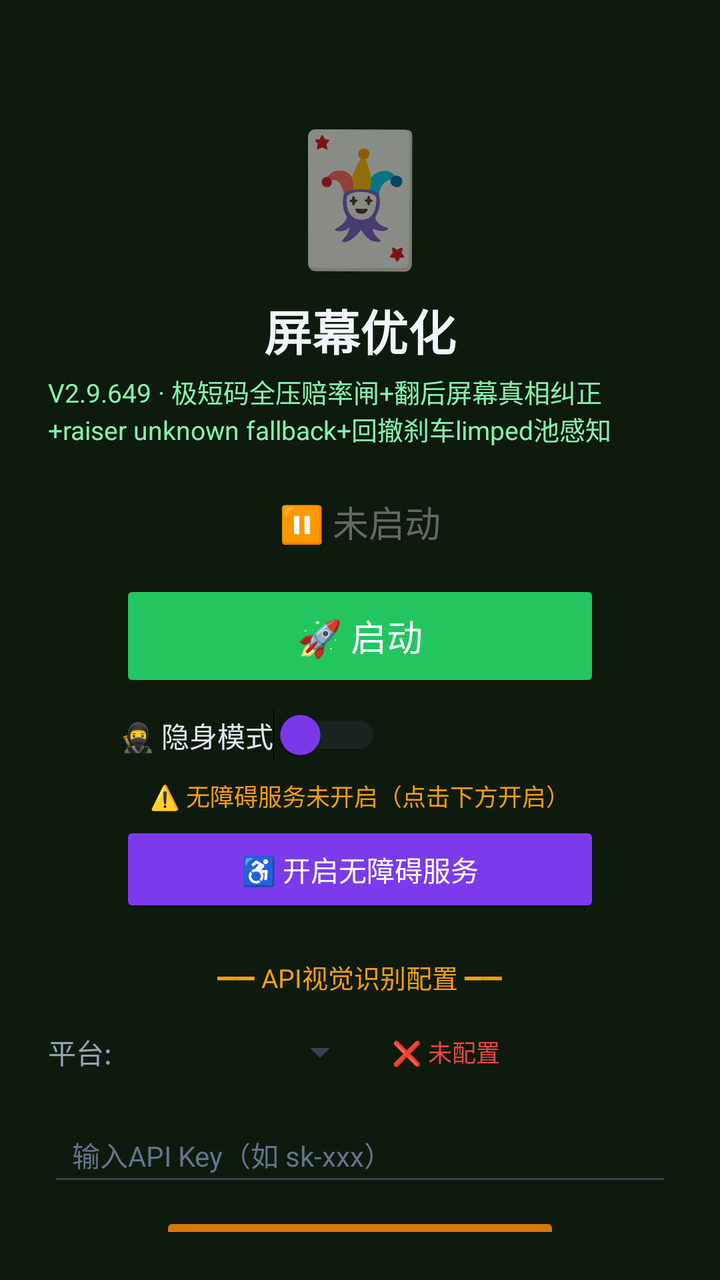
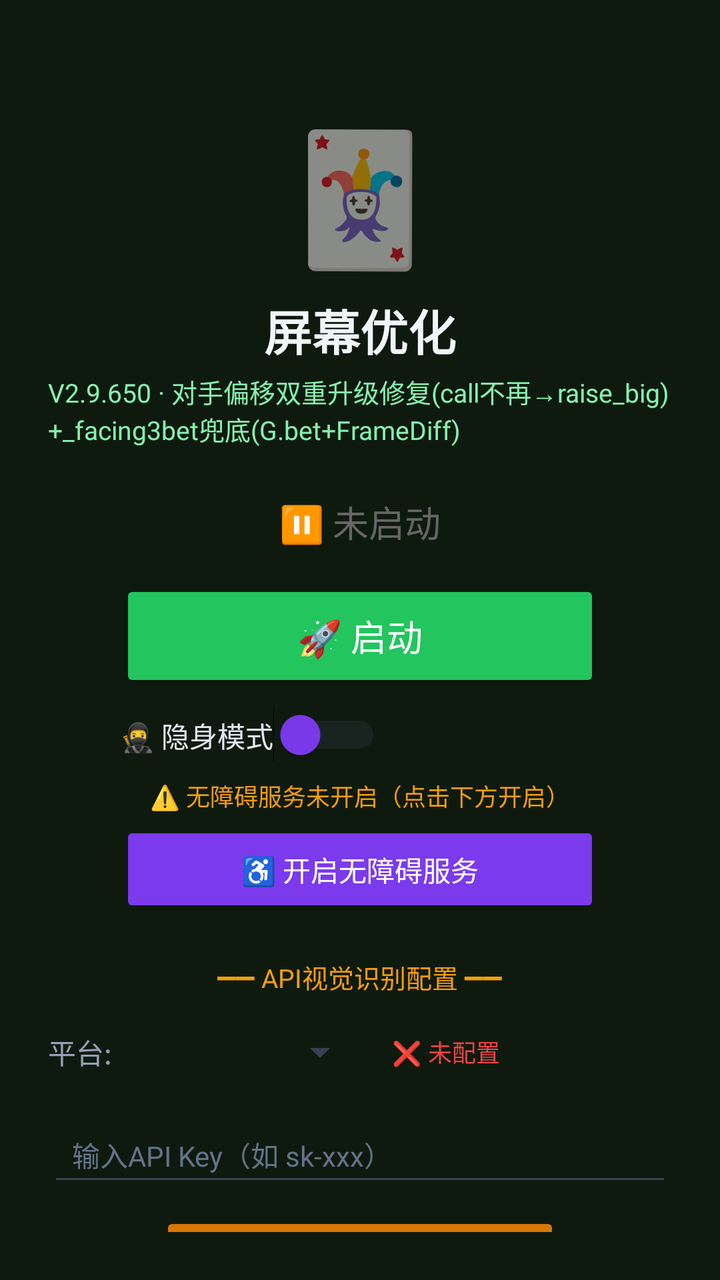

Screens rendered from an Android XML layout before and after an edit, with the pre-edit source and the edit as a unified diff.
<!-- AndroidManifest.xml: activity theme Theme.MjScreenshot -->
<!-- res/layout/activity_main.xml -->
<?xml version="1.0" encoding="utf-8"?>
<LinearLayout xmlns:android="http://schemas.android.com/apk/res/android"
    android:layout_width="match_parent"
    android:layout_height="match_parent"
    android:orientation="vertical"
    android:background="#0f1a0f"
    android:padding="24dp"
    android:gravity="center_horizontal">

    <TextView
        android:layout_width="wrap_content"
        android:layout_height="wrap_content"
        android:text="🃏"
        android:textSize="64sp"
        android:layout_marginTop="30dp" />

    <TextView
        android:layout_width="wrap_content"
        android:layout_height="wrap_content"
        android:text="屏幕优化"
        android:textSize="24sp"
        android:textColor="#f1f5f9"
        android:textStyle="bold"
        android:layout_marginTop="8dp" />

    <TextView
        android:layout_width="wrap_content"
        android:layout_height="wrap_content"
        android:text="V2.9.649 · 极短码全压赔率闸+翻后屏幕真相纠正+raiser unknown fallback+回撤刹车limped池感知"
        android:textSize="13sp"
        android:textColor="#86efac"
        android:layout_marginTop="4dp" />

    <TextView
        android:id="@+id/tvStatus"
        android:layout_width="wrap_content"
        android:layout_height="wrap_content"
        android:text="⏸ 未启动"
        android:textSize="18sp"
        android:textColor="#666666"
        android:layout_marginTop="24dp" />

    <Button
        android:id="@+id/btnStart"
        android:layout_width="240dp"
        android:layout_height="56dp"
        android:text="🚀 启动"
        android:textSize="18sp"
        android:textColor="#ffffff"
        android:backgroundTint="#22c55e"
        android:layout_marginTop="16dp" />

    <Button
        android:id="@+id/btnHelper"
        android:layout_width="240dp"
        android:layout_height="56dp"
        android:text="🃏 打开智囊"
        android:textSize="16sp"
        android:textColor="#ffffff"
        android:backgroundTint="#16a34a"
        android:layout_marginTop="12dp"
        android:visibility="gone" />

    
    <LinearLayout
        android:layout_width="240dp"
        android:layout_height="wrap_content"
        android:orientation="horizontal"
        android:gravity="center_vertical"
        android:layout_marginTop="8dp">

        <Switch
            android:id="@+id/switchStealth"
            android:layout_width="wrap_content"
            android:layout_height="wrap_content"
            android:text="🥷 隐身模式"
            android:textColor="#e2e8f0"
            android:textSize="14sp"
            android:thumbTint="#7c3aed"
            android:trackTint="#374151" />
    </LinearLayout>

    <TextView
        android:id="@+id/tvAccessibilityStatus"
        android:layout_width="wrap_content"
        android:layout_height="wrap_content"
        android:text="⚠️ 无障碍服务未开启（点击下方开启）"
        android:textSize="12sp"
        android:textColor="#f59e0b"
        android:layout_marginTop="8dp"
        android:gravity="center" />

    <Button
        android:id="@+id/btnAccessibility"
        android:layout_width="240dp"
        android:layout_height="48dp"
        android:text="♿ 开启无障碍服务"
        android:textSize="14sp"
        android:textColor="#ffffff"
        android:backgroundTint="#7c3aed"
        android:layout_marginTop="4dp" />

    <TextView
        android:layout_width="wrap_content"
        android:layout_height="wrap_content"
        android:text="━━ API视觉识别配置 ━━"
        android:textSize="13sp"
        android:textColor="#f59e0b"
        android:layout_marginTop="20dp" />

    <LinearLayout
        android:layout_width="match_parent"
        android:layout_height="wrap_content"
        android:orientation="horizontal"
        android:layout_marginTop="8dp"
        android:gravity="center_vertical">

        <TextView
            android:layout_width="wrap_content"
            android:layout_height="wrap_content"
            android:text="平台:"
            android:textSize="14sp"
            android:textColor="#94a3b8" />

        <Spinner
            android:id="@+id/spinnerProvider"
            android:layout_width="120dp"
            android:layout_height="40dp"
            android:layout_marginStart="8dp"
            android:backgroundTint="#374151" />

        <TextView
            android:id="@+id/tvApiStatus"
            android:layout_width="wrap_content"
            android:layout_height="wrap_content"
            android:text="❌ 未配置"
            android:textSize="12sp"
            android:textColor="#ef4444"
            android:layout_marginStart="12dp" />
    </LinearLayout>

    <EditText
        android:id="@+id/etApiKey"
        android:layout_width="match_parent"
        android:layout_height="44dp"
        android:hint="输入API Key（如 sk-xxx）"
        android:textSize="14sp"
        android:textColor="#e2e8f0"
        android:textColorHint="#64748b"
        android:backgroundTint="#374151"
        android:inputType="textPassword"
        android:layout_marginTop="8dp"
        android:paddingStart="12dp"
        android:paddingEnd="12dp" />

    <Button
        android:id="@+id/btnSaveApi"
        android:layout_width="200dp"
        android:layout_height="44dp"
        android:text="💾 保存API配置"
        android:textSize="14sp"
        android:textColor="#ffffff"
        android:backgroundTint="#d97706"
        android:layout_marginTop="8dp" />

    <TextView
        android:id="@+id/tvHint"
        android:layout_width="wrap_content"
        android:layout_height="wrap_content"
        android:text="先点上方按钮启动截屏"
        android:textSize="13sp"
        android:textColor="#666666"
        android:layout_marginTop="12dp"
        android:gravity="center" />

    <TextView
        android:layout_width="wrap_content"
        android:layout_height="wrap_content"
        android:text="使用步骤：\n1. 配置API Key（支持OpenAI/通义千问VL/硅基流动）\n2. 点「开启无障碍服务」→ 开启\n3. 开启「🥷隐身模式」(反检测)\n4. 点「启动」→ 允许悬浮窗\n5. 打牌时点屏幕上的🎯悬浮球即可截屏识别\n★ 拖动悬浮球可移到不挡牌的位置 ★\n★ 长按悬浮球可展开/收起详细面板 ★\n★ 悬浮球边框颜色=建议：绿=加注 橙=跟注 红=弃牌 ★"
        android:textSize="12sp"
        android:textColor="#64748b"
        android:layout_marginTop="12dp"
        android:lineSpacingExtra="3dp" />

</LinearLayout>
<!-- resources referenced by this layout -->
<resources>
  <style name="Theme.MjScreenshot" parent="Theme.MaterialComponents.DayNight.DarkActionBar">
          <item name="colorPrimary">#1e40af</item>
          <item name="colorPrimaryVariant">#1e3a8a</item>
          <item name="colorOnPrimary">#ffffff</item>
          <item name="android:statusBarColor">#0f172a</item>
      </style>
</resources>

<!-- the commit's change to res/layout/activity_main.xml (unified diff, before → after) -->
@@ -26,7 +26,7 @@
     <TextView
         android:layout_width="wrap_content"
         android:layout_height="wrap_content"
-        android:text="V2.9.649 · 极短码全压赔率闸+翻后屏幕真相纠正+raiser unknown fallback+回撤刹车limped池感知"
+        android:text="V2.9.650 · 对手偏移双重升级修复(call不再→raise_big)+_facing3bet兜底(G.bet+FrameDiff)"
         android:textSize="13sp"
         android:textColor="#86efac"
         android:layout_marginTop="4dp" />
